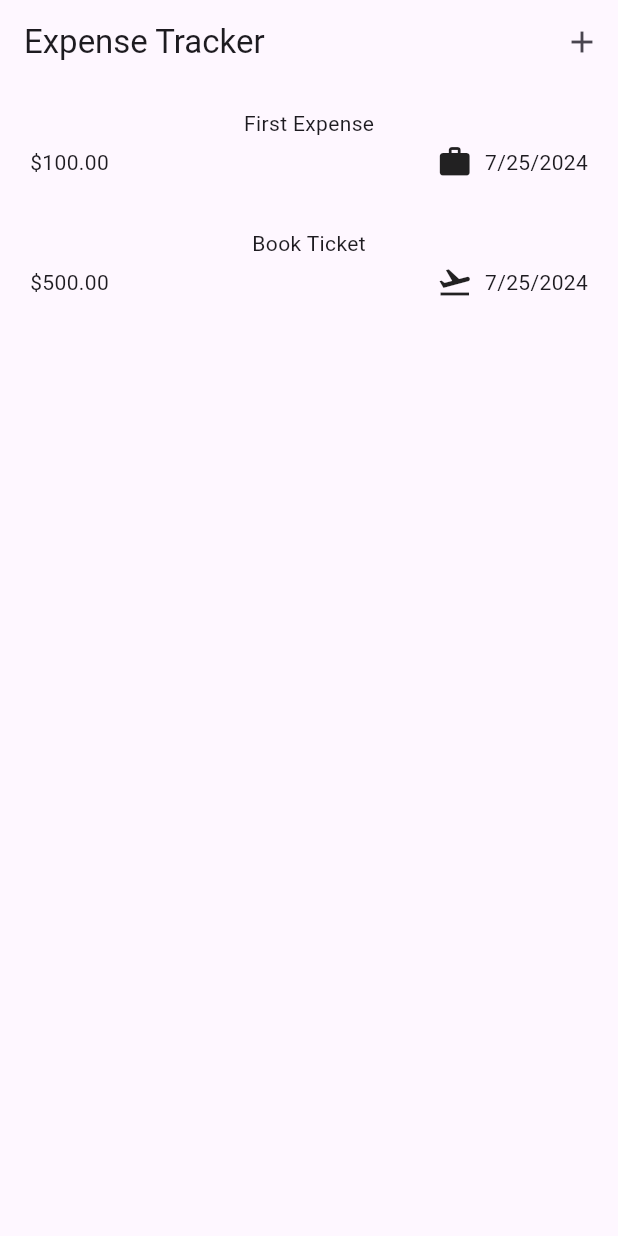
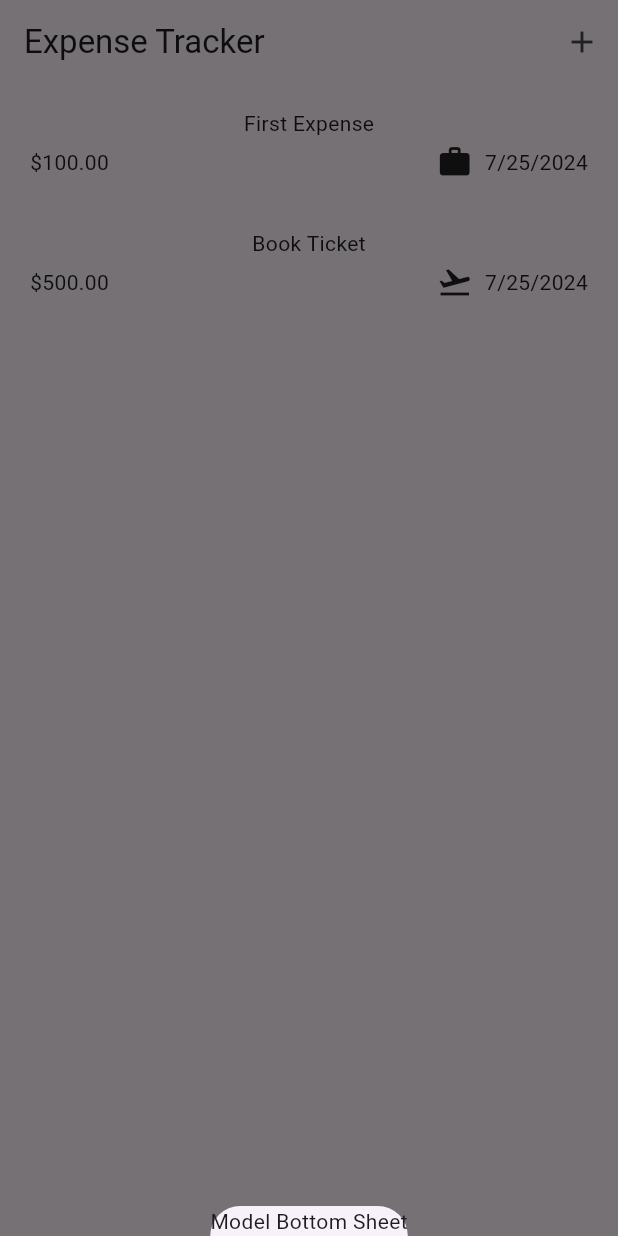
Before and after one commit to Jalo1982/expense_tracker, a Flutter app: the screen it shows after launch, after a tap on the "add" icon, on a phone screen of 412 x 824 dp. Run offline on Flutter 3.47's test engine with Material 3 defaults, Android fonts, the phone set to English and light mode, and no system bars.

Commit message:
Added a model sheet

```diff
--- a/lib/widgets/expenses.dart
+++ b/lib/widgets/expenses.dart
@@ -22,18 +22,31 @@ class _ExpensesState extends State<Expenses> {
         date: DateTime.now(),
         category: Category.travel),
   ];
+
+  void _openAddExpenseOverlay() {
+    showModalBottomSheet(
+      context: context,
+      builder: (ctx) => Text('Model Bottom Sheet'),
+    );
+  }
+
   @override
   Widget build(BuildContext context) {
     return Scaffold(
       appBar: AppBar(
         title: const Text('Expense Tracker'),
-        actions: [IconButton(onPressed: () {}, icon: const Icon(Icons.add))],
+        actions: [
+          IconButton(
+            onPressed: _openAddExpenseOverlay,
+            icon: const Icon(Icons.add),
+          ),
+        ],
       ),
       body: Column(
         children: [
           Expanded(
             child: ExpensesList(expenses: _registeredExpenses),
-          )
+          ),
         ],
       ),
     );
```
